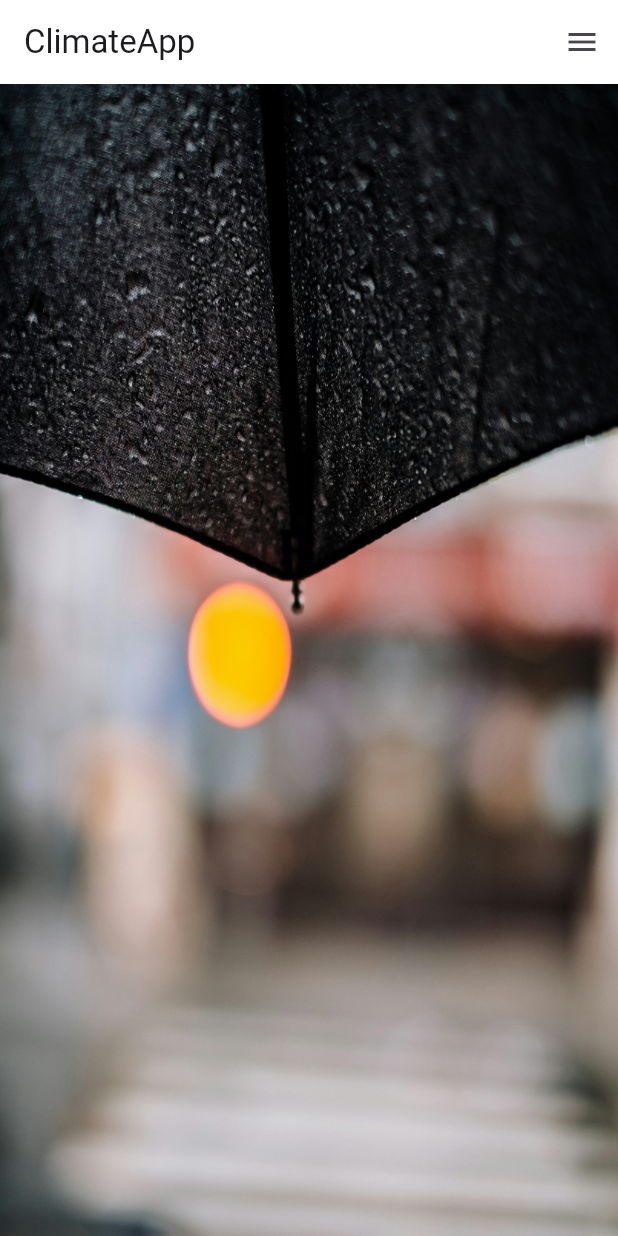
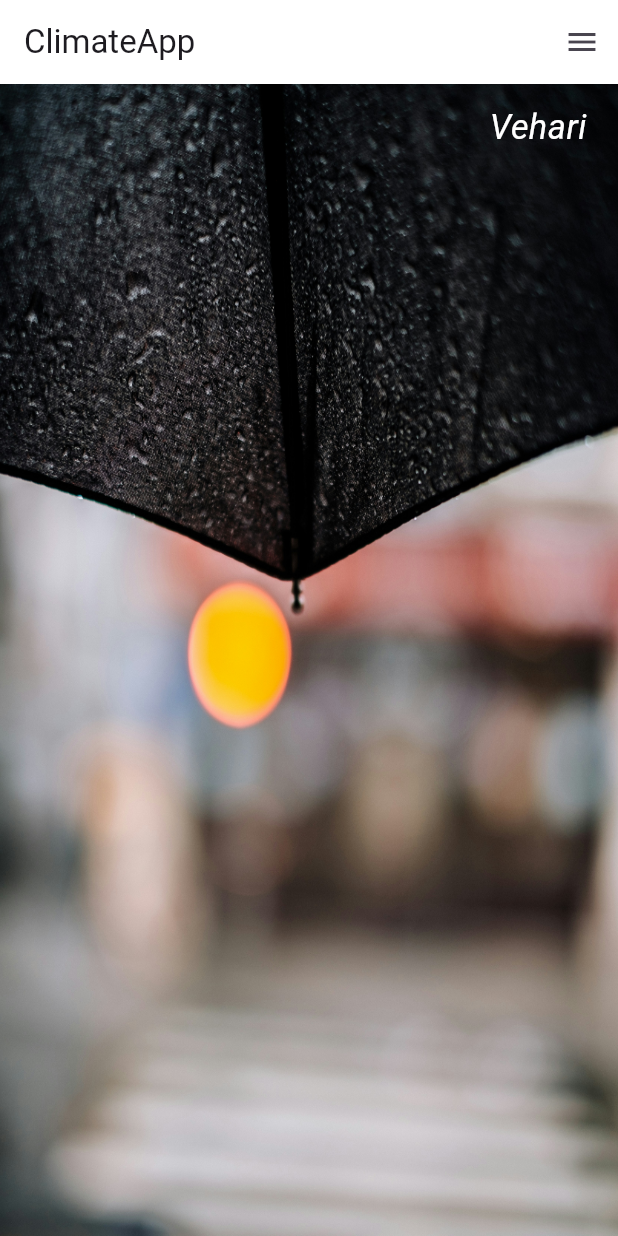
Before and after one commit to mabdula2004/Weather-App, a Flutter app: the screen it shows after launch, on a phone screen of 412 x 824 dp. Run offline on Flutter 3.47's test engine with Material 3 defaults, Android fonts, the phone set to English and light mode, and no system bars.

Commit message:
Weather App Part 4 | Add text widget

```diff
--- a/lib/ui/ClimateFlile.dart
+++ b/lib/ui/ClimateFlile.dart
@@ -30,9 +30,24 @@ class _ClimateState extends State<Climate> {
               fit: BoxFit.fill,
             ),
           ),
+          Container(
+            alignment: Alignment.topRight,
+            margin: EdgeInsets.fromLTRB(0.0,12.9,20.9,0.0),
+            child: Text('Vehari',
+            style: cityStyle(),
+            ),
+          ),
         ],
       ),
-
     );
   }
 }
+
+
+TextStyle cityStyle(){
+  return TextStyle(
+    color: Colors.white,
+    fontSize: 22.9,
+    fontStyle: FontStyle.italic,
+  );
+}
```
